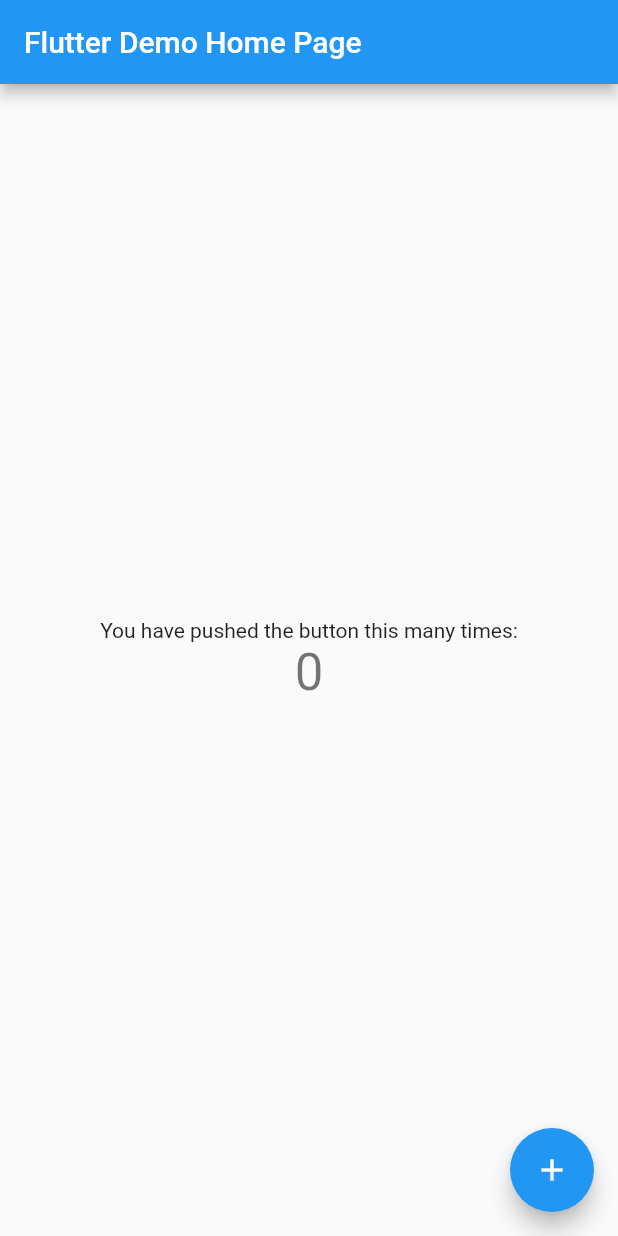
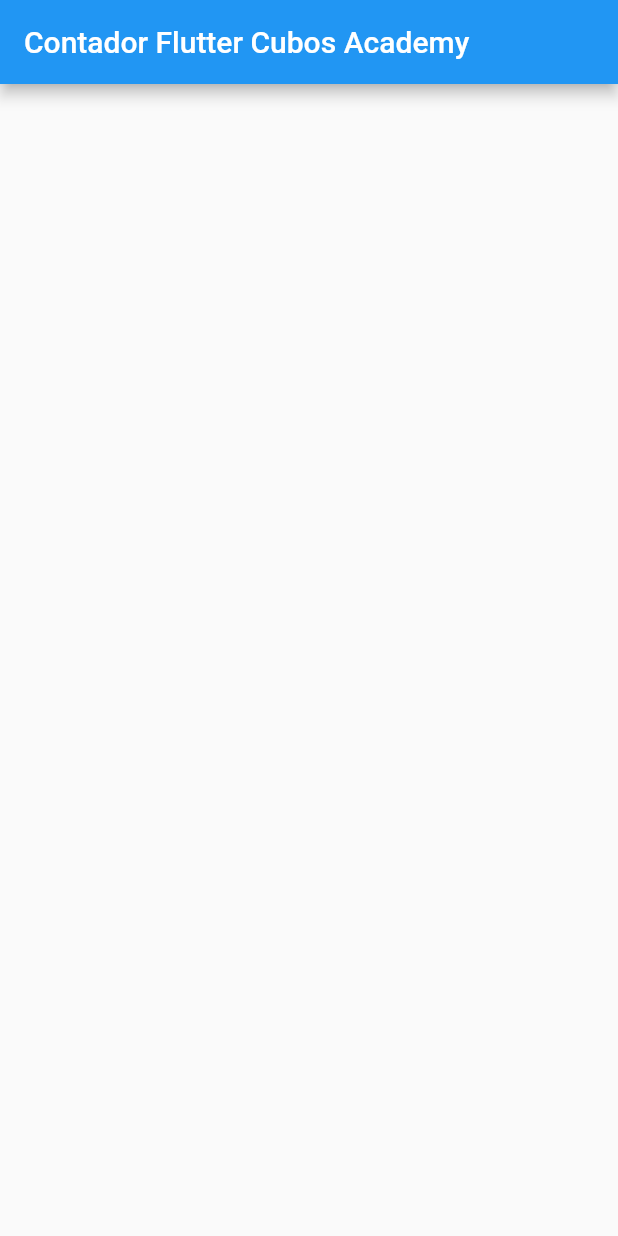
Before and after one commit to natanlbispo/flutter-challenges, a Flutter app: the screen it shows after launch, on a phone screen of 412 x 824 dp. Run offline on Flutter 3.47's test engine with Material 2 defaults, Android fonts, the light colour scheme and no system bars.

Commit message:
Create: appbar

```diff
--- /dev/null
+++ b/challenger1/lib/Contador.dart
@@ -0,0 +1,23 @@
+import 'dart:math';
+import 'package:flutter/material.dart';
+
+class Contador extends StatefulWidget{
+  @override
+  _ContadorState createState() => _ContadorState();
+
+}
+
+class _ContadorState extends State<Contador>{
+
+  @override
+  Widget build( BuildContext context){
+    return Scaffold(
+      appBar: AppBar(
+        backgroundColor: Colors.blue,
+        title: Text("Contador Flutter Cubos Academy", style: TextStyle(color: Colors.white)),
+      ),
+      body: Column(),
+    );
+  }
+
+}
--- a/challenger1/lib/main.dart
+++ b/challenger1/lib/main.dart
@@ -1,111 +1,9 @@
 import 'package:flutter/material.dart';
+import 'Contador.dart';
 
-void main() => runApp(MyApp());
-
-class MyApp extends StatelessWidget {
-  // This widget is the root of your application.
-  @override
-  Widget build(BuildContext context) {
-    return MaterialApp(
-      title: 'Flutter Demo',
-      theme: ThemeData(
-        // This is the theme of your application.
-        //
-        // Try running your application with "flutter run". You'll see the
-        // application has a blue toolbar. Then, without quitting the app, try
-        // changing the primarySwatch below to Colors.green and then invoke
-        // "hot reload" (press "r" in the console where you ran "flutter run",
-        // or simply save your changes to "hot reload" in a Flutter IDE).
-        // Notice that the counter didn't reset back to zero; the application
-        // is not restarted.
-        primarySwatch: Colors.blue,
-      ),
-      home: MyHomePage(title: 'Flutter Demo Home Page'),
-    );
-  }
+void main() {
+  runApp(MaterialApp(
+    home: Contador(),
+    debugShowCheckedModeBanner: false,
+  ));
 }
-
-class MyHomePage extends StatefulWidget {
-  MyHomePage({Key key, this.title}) : super(key: key);
-
-  // This widget is the home page of your application. It is stateful, meaning
-  // that it has a State object (defined below) that contains fields that affect
-  // how it looks.
-
-  // This class is the configuration for the state. It holds the values (in this
-  // case the title) provided by the parent (in this case the App widget) and
-  // used by the build method of the State. Fields in a Widget subclass are
-  // always marked "final".
-
-  final String title;
-
-  @override
-  _MyHomePageState createState() => _MyHomePageState();
-}
-
-class _MyHomePageState extends State<MyHomePage> {
-  int _counter = 0;
-
-  void _incrementCounter() {
-    setState(() {
-      // This call to setState tells the Flutter framework that something has
-      // changed in this State, which causes it to rerun the build method below
-      // so that the display can reflect the updated values. If we changed
-      // _counter without calling setState(), then the build method would not be
-      // called again, and so nothing would appear to happen.
-      _counter++;
-    });
-  }
-
-  @override
-  Widget build(BuildContext context) {
-    // This method is rerun every time setState is called, for instance as done
-    // by the _incrementCounter method above.
-    //
-    // The Flutter framework has been optimized to make rerunning build methods
-    // fast, so that you can just rebuild anything that needs updating rather
-    // than having to individually change instances of widgets.
-    return Scaffold(
-      appBar: AppBar(
-        // Here we take the value from the MyHomePage object that was created by
-        // the App.build method, and use it to set our appbar title.
-        title: Text(widget.title),
-      ),
-      body: Center(
-        // Center is a layout widget. It takes a single child and positions it
-        // in the middle of the parent.
-        child: Column(
-          // Column is also a layout widget. It takes a list of children and
-          // arranges them vertically. By default, it sizes itself to fit its
-          // children horizontally, and tries to be as tall as its parent.
-          //
-          // Invoke "debug painting" (press "p" in the console, choose the
-          // "Toggle Debug Paint" action from the Flutter Inspector in Android
-          // Studio, or the "Toggle Debug Paint" command in Visual Studio Code)
-          // to see the wireframe for each widget.
-          //
-          // Column has various properties to control how it sizes itself and
-          // how it positions its children. Here we use mainAxisAlignment to
-          // center the children vertically; the main axis here is the vertical
-          // axis because Columns are vertical (the cross axis would be
-          // horizontal).
-          mainAxisAlignment: MainAxisAlignment.center,
-          children: <Widget>[
-            Text(
-              'You have pushed the button this many times:',
-            ),
-            Text(
-              '$_counter',
-              style: Theme.of(context).textTheme.display1,
-            ),
-          ],
-        ),
-      ),
-      floatingActionButton: FloatingActionButton(
-        onPressed: _incrementCounter,
-        tooltip: 'Increment',
-        child: Icon(Icons.add),
-      ), // This trailing comma makes auto-formatting nicer for build methods.
-    );
-  }
-}
```
Also changed, not shown: challenger1/lib/jogo.dart (added, +140 -0 lines), 1 other file.
